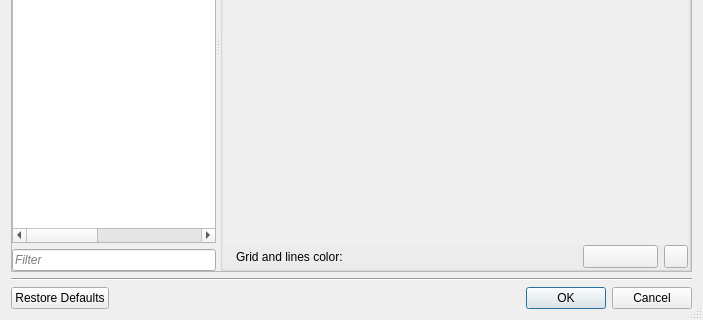
This is src/app/ui/SettingsDialog.ui in andriusval/scantailor-universal as Qt 5 draws it before an edit; both pictures show x 0 to 703 and y 194 to 514 of the 703 by 514 pixel window. The edited form follows.
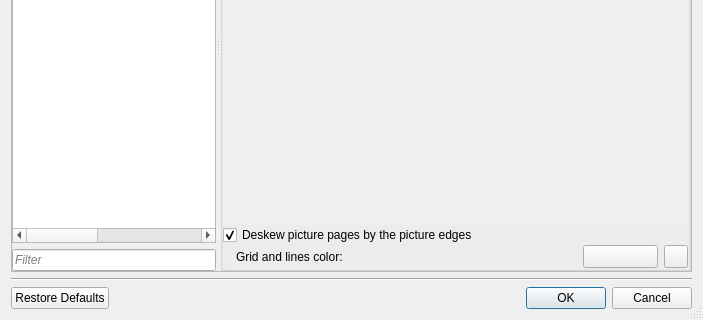
This is the edited form. The open tabs and pages were chosen to show the change. Icons and pictures are not drawn. Custom widgets are drawn as their Qt base class.

Commit message: Deskew: use the picture edges by default, with GUI controls

Patch:
```diff
--- a/src/app/ui/SettingsDialog.ui
+++ b/src/app/ui/SettingsDialog.ui
@@ -1674,6 +1674,19 @@
              </widget>
             </widget>
            </item>
+           <item>
+            <widget class="QCheckBox" name="cbDeskewPictureEdges">
+             <property name="toolTip">
+              <string>On a page that is mostly a photo or a plate, the automatic angle comes from the straight edges of the picture, not from the text lines. Other pages keep the angle from the text lines. Pages that have an angle already keep it.</string>
+             </property>
+             <property name="text">
+              <string>Deskew picture pages by the picture edges</string>
+             </property>
+             <property name="checked">
+              <bool>true</bool>
+             </property>
+            </widget>
+           </item>
            <item>
             <widget class="QWidget" name="gbColorDeskew" native="true">
              <layout class="QHBoxLayout" name="horizontalLayout_19">
```
The commit also changes 18 other files.
